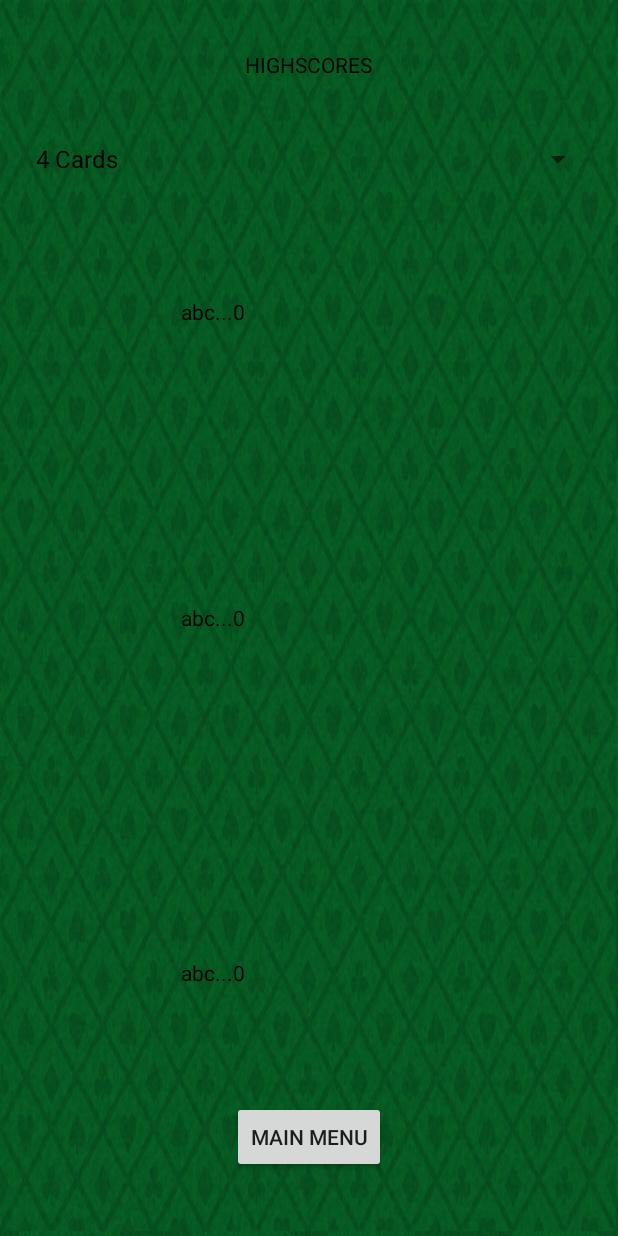
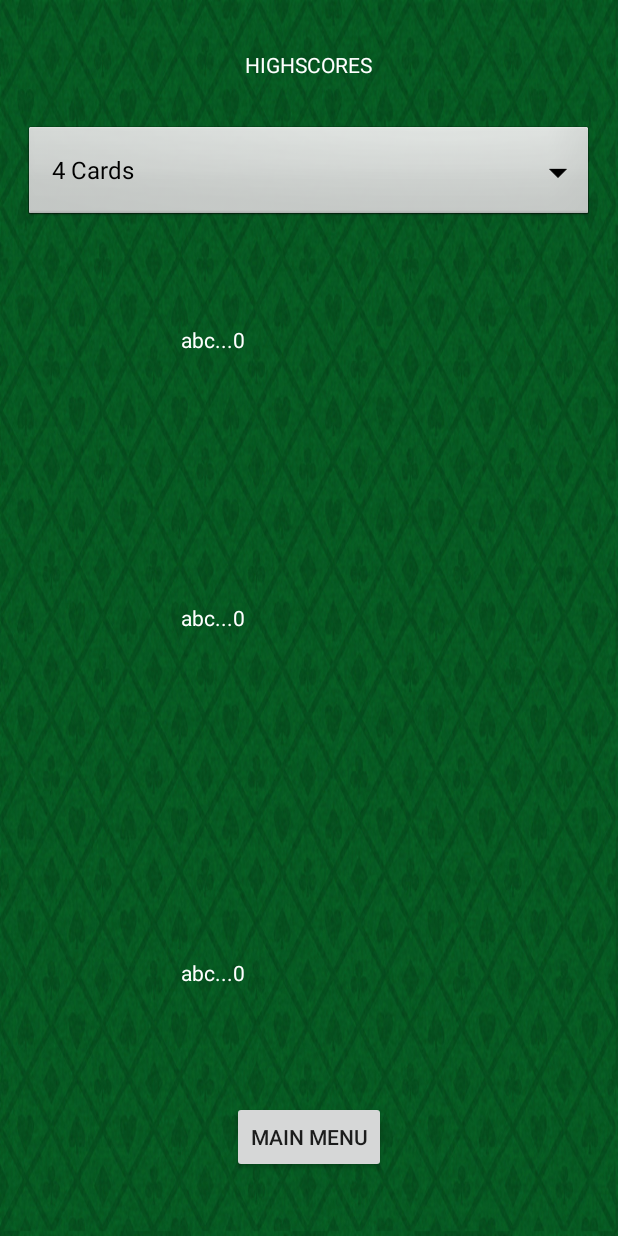
Before and after one commit to LongPotato/Android_Memory_Game, an Android app: the HighScores screen opened directly, with no data from a screen before it, on a phone screen of 412 x 824 dp. Run offline under Robolectric (Android 15) with nearby library versions, the phone set to English and light mode, and no system bars.

Commit message:
Changed text and dropdown color

```diff
--- a/app/src/main/res/layout-land/activity_high_scores.xml
+++ b/app/src/main/res/layout-land/activity_high_scores.xml
@@ -24,29 +24,10 @@
         android:text="@string/hs"
         android:layout_width="wrap_content"
         android:layout_height="wrap_content"
-        android:textColor="#000"
+        android:textColor="@android:color/background_light"
         android:id="@+id/title"
         android:layout_alignParentTop="true"
         android:layout_centerHorizontal="true" />
-
-    <Spinner
-        android:layout_width="match_parent"
-        android:layout_height="wrap_content"
-        android:id="@+id/hsOptions"
-        android:layout_marginTop="28dp"
-        android:layout_below="@+id/title"
-        android:layout_alignParentLeft="true"
-        android:layout_alignParentStart="true" />
-
-    <TextView
-        android:text="TextView"
-        android:layout_width="wrap_content"
-        android:layout_height="wrap_content"
-        android:layout_centerVertical="true"
-        android:layout_alignLeft="@+id/hsOne"
-        android:textColor="#000"
-        android:layout_alignStart="@+id/hsOne"
-        android:id="@+id/hsTwo" />
 
     <TextView
         android:text="TextView"
@@ -55,7 +36,7 @@
         android:layout_below="@+id/hsTwo"
         android:layout_alignRight="@+id/hsTwo"
         android:layout_alignEnd="@+id/hsTwo"
-        android:textColor="#000"
+        android:textColor="@android:color/background_light"
         android:layout_marginTop="44dp"
         android:id="@+id/hsThree" />
 
@@ -64,9 +45,30 @@
         android:layout_width="wrap_content"
         android:layout_height="wrap_content"
         android:id="@+id/hsOne"
-        android:layout_marginTop="33dp"
+        android:layout_marginTop="21dp"
+        android:textColor="@android:color/background_light"
         android:layout_below="@+id/hsOptions"
-        android:textColor="#000"
         android:layout_centerHorizontal="true" />
 
+    <TextView
+        android:text="TextView"
+        android:layout_width="wrap_content"
+        android:layout_height="wrap_content"
+        android:textColor="@android:color/background_light"
+        android:id="@+id/hsTwo"
+        android:layout_below="@+id/hsOne"
+        android:layout_alignLeft="@+id/hsOne"
+        android:layout_alignStart="@+id/hsOne"
+        android:layout_marginTop="35dp" />
+
+    <Spinner
+        android:layout_width="match_parent"
+        android:layout_height="wrap_content"
+        android:id="@+id/hsOptions"
+        android:layout_marginTop="14dp"
+        android:background="@android:drawable/btn_dropdown"
+        android:layout_below="@+id/title"
+        android:layout_alignParentLeft="true"
+        android:layout_alignParentStart="true" />
+
 </RelativeLayout>
--- a/app/src/main/res/layout-land/activity_main.xml
+++ b/app/src/main/res/layout-land/activity_main.xml
@@ -23,10 +23,12 @@
         android:layout_width="wrap_content"
         android:layout_height="wrap_content"
         android:id="@+id/welcomeText"
-        android:textColor="#000"
         android:layout_marginTop="28dp"
         android:layout_alignParentTop="true"
-        android:layout_centerHorizontal="true" />
+        android:layout_centerHorizontal="true"
+        android:textAppearance="@style/TextAppearance.AppCompat.Title"
+        android:textColor="@android:color/background_light"
+        android:textSize="24sp" />
 
     <Button
         android:text="@string/Start"
--- a/app/src/main/res/layout/activity_high_scores.xml
+++ b/app/src/main/res/layout/activity_high_scores.xml
@@ -23,7 +23,7 @@
         android:text="@string/hs"
         android:layout_width="wrap_content"
         android:layout_height="wrap_content"
-        android:textColor="#000"
+        android:textColor="@android:color/background_light"
         android:layout_marginTop="17dp"
         android:id="@+id/title"
         android:layout_alignParentTop="true"
@@ -35,7 +35,8 @@
         android:layout_below="@+id/title"
         android:layout_centerHorizontal="true"
         android:layout_marginTop="29dp"
-        android:id="@+id/hsOptions" />
+        android:id="@+id/hsOptions"
+        android:background="@android:drawable/btn_dropdown" />
 
     <TextView
         android:text="TextView"
@@ -44,7 +45,7 @@
         android:layout_below="@+id/hsOptions"
         android:layout_toLeftOf="@+id/title"
         android:layout_toStartOf="@+id/title"
-        android:textColor="#000"
+        android:textColor="@android:color/background_light"
         android:layout_marginTop="68dp"
         android:id="@+id/hsOne" />
 
@@ -55,7 +56,7 @@
         android:layout_above="@+id/returnButton"
         android:layout_alignLeft="@+id/hsTwo"
         android:layout_alignStart="@+id/hsTwo"
-        android:textColor="#000"
+        android:textColor="@android:color/background_light"
         android:layout_marginBottom="76dp"
         android:id="@+id/hsThree" />
 
@@ -64,7 +65,7 @@
         android:layout_width="wrap_content"
         android:layout_height="wrap_content"
         android:id="@+id/hsTwo"
-        android:textColor="#000"
+        android:textColor="@android:color/background_light"
         android:layout_centerVertical="true"
         android:layout_alignLeft="@+id/hsOne"
         android:layout_alignStart="@+id/hsOne" />
--- a/app/src/main/res/layout/activity_main.xml
+++ b/app/src/main/res/layout/activity_main.xml
@@ -15,10 +15,11 @@
         android:layout_width="wrap_content"
         android:layout_height="wrap_content"
         android:id="@+id/welcomeText"
-        android:textColor="#000"
         android:layout_alignParentTop="true"
         android:layout_centerHorizontal="true"
-        android:layout_marginTop="53dp" />
+        android:layout_marginTop="53dp"
+        android:textAppearance="@style/TextAppearance.AppCompat.Title"
+        android:textColor="@android:color/background_light" />
 
     <Button
         android:text="@string/hs"
--- a/app/src/main/res/values/strings.xml
+++ b/app/src/main/res/values/strings.xml
@@ -4,7 +4,7 @@
     <string name="title_activity_high_scores">HighScores</string>
     <string name="Start">START</string>
     <string name="hs">HIGHSCORES</string>
-    <string name="Welcome">WELCOME TO CONCENTRATION</string>
+    <string name="Welcome">MEMORY GAME</string>
     <string name="Please">Please enter your desired number of cards</string>
     <string name="Number">Number of Cards</string>
     <string name="New">NEW GAME</string>
```
Also changed, not shown: app/src/main/res/layout/activity_setting.xml (+6 -3 lines).
